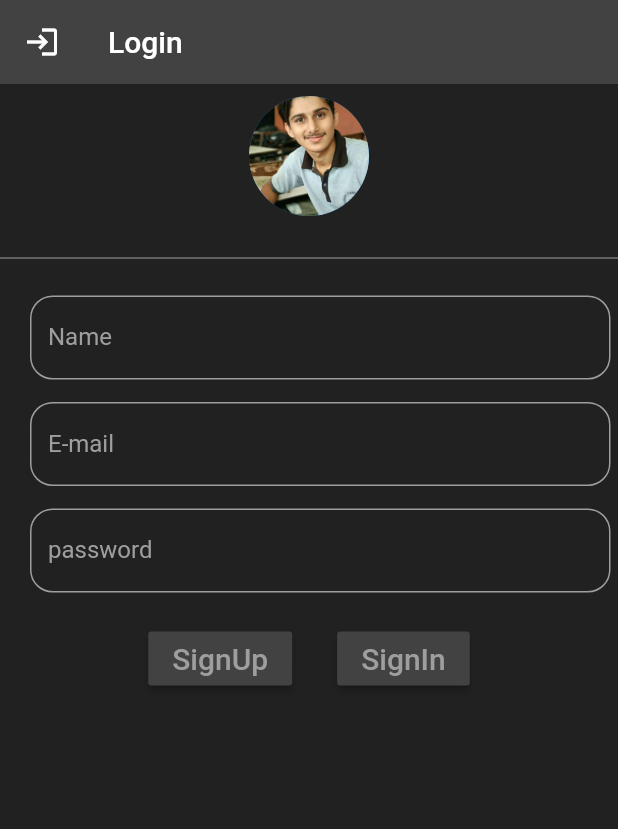
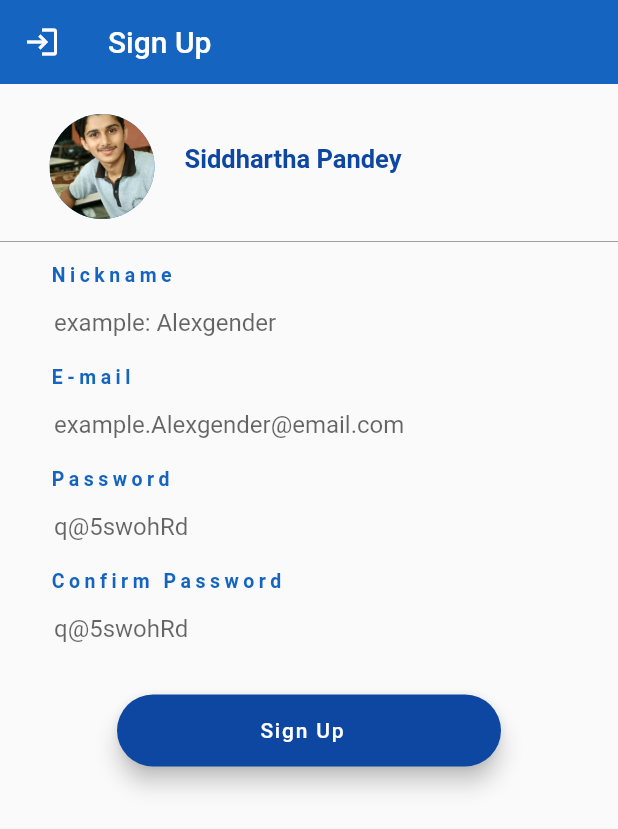
Before and after one commit to SidPndy/Flutter_practice, a Flutter app: the screen it shows after launch, on a phone screen of 412 x 824 dp. Shown: the top 829 px of the screen. Run offline on Flutter 3.47's test engine with Material 2 defaults, Android fonts, the light colour scheme and no system bars.

Commit message:
Making it better.
Created better then previous one..

```diff
--- a/flutter_project1_Form/lib/main.dart
+++ b/flutter_project1_Form/lib/main.dart
@@ -10,20 +10,181 @@ class Login extends StatelessWidget {
     return MaterialApp(
       title: 'Projecy1.try',
       home: Scaffold(
-        backgroundColor: Colors.grey[900],
+        // backgroundColor: Colors.white,
         appBar: AppBar(
-          title: Text('Login'),
           leading: Icon(Icons.login),
-          backgroundColor: Colors.grey[800],
+          title: Text('Sign Up'),
+          backgroundColor: Colors.blue[800],
           elevation: 0, //Shadow like thing.
         ),
-        body: Column(
+        body: SingleChildScrollView(
+          child: Column(
+            crossAxisAlignment: CrossAxisAlignment.start,
+            children: [
+              SizedBox(height: 10),
+              Row(
+                children: [
+                  Padding(
+                    padding: EdgeInsets.fromLTRB(33, 10, 0, 0),
+                    child: CircleAvatar(
+                      backgroundImage: AssetImage('assets/Pic.PNG'),
+                      radius: 35,
+                    ),
+                  ),
+                  SizedBox(width: 20),
+                  Text(
+                    'Siddhartha Pandey',
+                    style: TextStyle(
+                      fontWeight: FontWeight.bold,
+                      color: Colors.blue[900],
+                      fontSize: 17,
+                    ),
+                  ),
+                ],
+              ),
+              Divider(
+                height: 30,
+                color: Colors.grey,
+              ),
+              Padding(
+                padding: EdgeInsets.fromLTRB(33, 0, 0, 0),
+                child: Text(
+                  'Nickname',
+                  style: TextStyle(
+                    fontSize: 13,
+                    letterSpacing: 3,
+                    fontWeight: FontWeight.bold,
+                    color: Colors.blue[800],
+                  ),
+                ),
+              ),
+              Padding(
+                padding: const EdgeInsets.fromLTRB(36, 0, 20, 0),
+                child: TextFormField(
+                  /* validator: (value) {
+                    if (value == null || value.isEmpty) {
+                      return 'Enter your name';
+                    }
+                    return null;
+                  },*/
+                  // maxLength: 30,
+                  decoration: InputDecoration(
+                    enabledBorder: InputBorder.none,
+                    hintText: 'example: Alexgender',
+                  ),
+                ),
+              ),
+              Padding(
+                padding: EdgeInsets.fromLTRB(33, 5, 0, 0),
+                child: Text(
+                  'E-mail',
+                  style: TextStyle(
+                    fontSize: 13,
+                    letterSpacing: 3,
+                    fontWeight: FontWeight.bold,
+                    color: Colors.blue[800],
+                  ),
+                ),
+              ),
+              Padding(
+                padding: EdgeInsets.fromLTRB(36, 0, 20, 0),
+                child: TextField(
+                  // maxLength: 30,
+                  decoration: InputDecoration(
+                    enabledBorder: InputBorder.none,
+                    hintText: 'example.Alexgender@email.com',
+                  ),
+                ),
+              ),
+              Padding(
+                padding: EdgeInsets.fromLTRB(33, 5, 0, 0),
+                child: Text(
+                  'Password',
+                  style: TextStyle(
+                    fontSize: 13,
+                    letterSpacing: 3,
+                    fontWeight: FontWeight.bold,
+                    color: Colors.blue[800],
+                  ),
+                ),
+              ),
+              Padding(
+                padding: EdgeInsets.fromLTRB(36, 0, 20, 0),
+                child: TextField(
+                  // maxLength: 30,
+                  obscureText: true,
+                  decoration: InputDecoration(
+                    enabledBorder: InputBorder.none,
+                    hintText: 'q@5swohRd',
+                  ),
+                ),
+              ),
+              Padding(
+                padding: EdgeInsets.fromLTRB(33, 5, 0, 0),
+                child: Text(
+                  'Confirm Password',
+                  style: TextStyle(
+                    fontSize: 13,
+                    letterSpacing: 3,
+                    fontWeight: FontWeight.bold,
+                    color: Colors.blue[800],
+                  ),
+                ),
+              ),
+              Padding(
+                padding: EdgeInsets.fromLTRB(36, 0, 20, 0),
+                child: TextField(
+                  // maxLength: 30,
+                  obscureText: true,
+                  decoration: InputDecoration(
+                    enabledBorder: InputBorder.none,
+                    hintText: 'q@5swohRd',
+                  ),
+                ),
+              ),
+              SizedBox(height: 20),
+              Center(
+                child: FloatingActionButton.extended(
+                  onPressed: () {},
+
+                  backgroundColor: Colors.blue[900],
+                  label: Text('                Sign Up                  '),
+                  //icon: Icon(Icons.login_sharp,),
+                ),
+              ),
+
+              /* Center(
+                child: RaisedButton.icon(
+                  onPressed: () {},
+
+                  color: Colors.blue,
+                  icon: Icon(
+                    Icons.login_rounded,
+                    color: Colors.white,
+                  ),
+
+                  label: Text(
+                    'Sign Up',
+                    style: TextStyle(
+                      fontSize: 18,
+                      letterSpacing: 3,
+                      fontWeight: FontWeight.bold,
+                      color: Colors.white,
+                    ),
+                  ),
+                ),
+              ),*/
+            ],
+          ),
+        ),
+
+        /*  body: Column(
           children: [
             Padding(
               padding: const EdgeInsets.all(8.0),
               child: CircleAvatar(
                 backgroundImage: AssetImage('assets/Pic.PNG'),
-                radius: 40,
+                radius: 35,
               ),
             ),
             Divider(
@@ -66,6 +227,7 @@ class Login extends StatelessWidget {
                   height: 1,
                 ),
                 decoration: InputDecoration(
+                  icon: Icon(Icons.mail_outline),
                   hintText: 'name.example@email.com',
                   labelText: 'E-mail',
                   labelStyle: TextStyle(
@@ -82,7 +244,7 @@ class Login extends StatelessWidget {
             ),
             SizedBox(height: 10),
             Padding(
-              padding: const EdgeInsets.fromLTRB(20, 5, 5, 0),
+              padding: EdgeInsets.fromLTRB(20, 5, 5, 0),
               child: TextField(
                 //   maxLength: 35,
                 style: TextStyle(
@@ -133,7 +295,7 @@ class Login extends StatelessWidget {
               ],
             ),
           ],
-        ),
+        ), */
       ),
     );
   }
```
